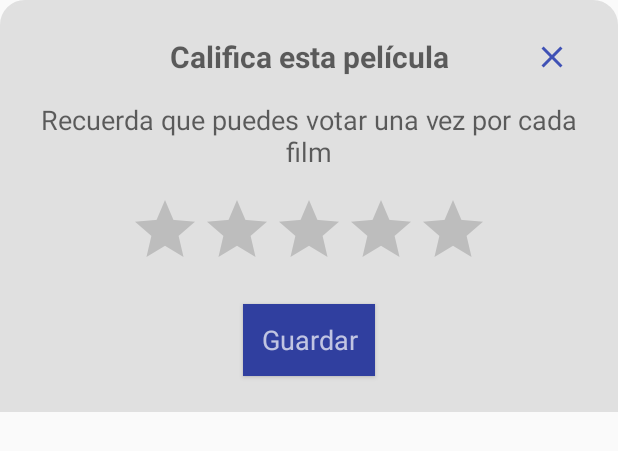
After one commit to juanpineda/myMovies, an Android app: the layout dialog_vote.xml on its own in the app's theme, with its tools: preview values and no code run, on a phone screen of 412 x 824 dp. The commit adds this screen. Shown: the top 451 px of the screen. Run offline under Robolectric (Android 15) with nearby library versions, the phone set to English and light mode, and no system bars.

Commit message:
add vote dialog

```diff
--- a/app/src/main/AndroidManifest.xml
+++ b/app/src/main/AndroidManifest.xml
@@ -16,10 +16,10 @@
         android:networkSecurityConfig="@xml/network_security_config">
         <activity
             android:name="com.juanpineda.mymovies.ui.detail.DetailActivity"
-            android:configChanges="orientation|screenSize"
+            android:screenOrientation="portrait"
             android:theme="@style/AppTheme.NoActionBar" />
         <activity android:name="com.juanpineda.mymovies.ui.main.MainActivity"
-            android:configChanges="orientation|screenSize">
+            android:screenOrientation="portrait">
             <intent-filter>
                 <action android:name="android.intent.action.MAIN" />
 
--- /dev/null
+++ b/app/src/main/res/drawable-v24/bg_bottom_dialog_cut.xml
@@ -0,0 +1,15 @@
+<?xml version="1.0" encoding="utf-8"?>
+<shape
+    xmlns:android="http://schemas.android.com/apk/res/android"
+    android:shape="rectangle">
+    <solid android:color="@color/lightBackground" />
+    <corners
+        android:topLeftRadius="16dp"
+        android:topRightRadius="16dp"/>
+    <size
+        android:width="377dp"
+        android:height="427dp"
+        android:viewportWidth="377"
+        android:viewportHeight="427"/>
+    <stroke android:color="@color/lightBackground" android:width="1dp" />
+</shape>
--- /dev/null
+++ b/app/src/main/res/drawable-v24/ic_close.xml
@@ -0,0 +1,5 @@
+<vector android:height="24dp" android:tint="@color/colorPrimary"
+    android:viewportHeight="24" android:viewportWidth="24"
+    android:width="24dp" xmlns:android="http://schemas.android.com/apk/res/android">
+    <path android:fillColor="@color/colorPrimary" android:pathData="M19,6.41L17.59,5 12,10.59 6.41,5 5,6.41 10.59,12 5,17.59 6.41,19 12,13.41 17.59,19 19,17.59 13.41,12z"/>
+</vector>
--- /dev/null
+++ b/app/src/main/res/layout/dialog_vote.xml
@@ -0,0 +1,82 @@
+<?xml version="1.0" encoding="utf-8"?>
+<androidx.constraintlayout.widget.ConstraintLayout xmlns:android="http://schemas.android.com/apk/res/android"
+    xmlns:app="http://schemas.android.com/apk/res-auto"
+    xmlns:tools="http://schemas.android.com/tools"
+    android:layout_width="match_parent"
+    android:layout_height="wrap_content"
+    android:background="@drawable/bg_bottom_dialog_cut"
+    android:paddingStart="24dp"
+    android:paddingEnd="24dp"
+    app:layout_constraintStart_toStartOf="parent"
+    app:layout_constraintTop_toTopOf="parent">
+
+    <TextView
+        android:id="@+id/textViewTitleDialog"
+        android:layout_width="0dp"
+        android:layout_height="wrap_content"
+        android:layout_marginTop="24dp"
+        android:gravity="center"
+        android:text="@string/dialog_detail_movie_vote_title"
+        android:textAppearance="@style/TextAppearance.AppCompat.Medium"
+        android:textSize="20sp"
+        android:textStyle="bold"
+        app:layout_constraintEnd_toEndOf="parent"
+        app:layout_constraintStart_toStartOf="parent"
+        app:layout_constraintTop_toTopOf="parent" />
+
+    <TextView
+        android:id="@+id/textViewMessageDialog"
+        android:layout_width="0dp"
+        android:layout_height="wrap_content"
+        android:gravity="center"
+        android:layout_marginTop="16dp"
+        android:text="@string/dialog_detail_movie_vote_subtitle"
+        android:textAppearance="@style/TextAppearance.AppCompat.Medium"
+        app:layout_constraintEnd_toEndOf="parent"
+        app:layout_constraintStart_toStartOf="parent"
+        app:layout_constraintTop_toBottomOf="@+id/textViewTitleDialog" />
+
+    <ImageView
+        android:id="@+id/textViewCloseDialog"
+        android:layout_width="wrap_content"
+        android:layout_height="wrap_content"
+        android:padding="8dp"
+        android:src="@drawable/ic_close"
+        app:layout_constraintBottom_toBottomOf="@+id/textViewTitleDialog"
+        app:layout_constraintEnd_toEndOf="parent"
+        app:layout_constraintTop_toTopOf="@+id/textViewTitleDialog"
+        tools:ignore="ContentDescription" />
+
+    <RatingBar
+        android:id="@+id/ratingBar"
+        android:layout_width="wrap_content"
+        android:layout_height="wrap_content"
+        android:layout_gravity="center"
+        android:layout_marginTop="16dp"
+        android:stepSize="0.5"
+        android:progressTint="@color/colorAccent"
+        app:layout_anchorGravity="center"
+        app:layout_constraintEnd_toEndOf="parent"
+        app:layout_constraintStart_toStartOf="parent"
+        app:layout_constraintTop_toBottomOf="@+id/textViewMessageDialog" />
+
+    <Button
+        android:id="@+id/buttonVoteDialog"
+        android:layout_width="wrap_content"
+        android:layout_height="wrap_content"
+        android:layout_marginTop="16dp"
+        android:layout_marginBottom="24dp"
+        android:background="@color/colorPrimaryDark"
+        android:drawablePadding="5dp"
+        android:gravity="center"
+        android:padding="8dp"
+        android:text="@string/dialog_detail_movie_vote_button"
+        android:textAppearance="@style/TextAppearance.AppCompat.Medium.Inverse"
+        app:layout_constraintBottom_toBottomOf="parent"
+        app:layout_constraintEnd_toEndOf="parent"
+        app:layout_constraintHorizontal_bias="0.5"
+        app:layout_constraintStart_toStartOf="parent"
+        app:layout_constraintTop_toBottomOf="@+id/ratingBar"
+        app:layout_constraintVertical_bias="1.0" />
+
+</androidx.constraintlayout.widget.ConstraintLayout>
--- a/app/src/main/res/layout/view_error.xml
+++ b/app/src/main/res/layout/view_error.xml
@@ -11,7 +11,7 @@
         android:layout_marginStart="24dp"
         android:layout_marginEnd="24dp"
         android:gravity="center"
-        android:text="@string/movies_main_error"
+        android:text="@string/error_movie_title"
         android:textAppearance="@style/TextAppearance.AppCompat.Large"
         app:drawableBottomCompat="@drawable/ic_error_48"
         app:layout_constraintBottom_toBottomOf="parent"
@@ -26,7 +26,7 @@
         android:layout_marginTop="24dp"
         android:background="@color/colorPrimaryDark"
         android:padding="8dp"
-        android:text="Reintentar"
+        android:text="@string/error_movie_vote_button"
         android:textAppearance="@style/TextAppearance.AppCompat.Medium.Inverse"
         app:layout_constraintEnd_toEndOf="parent"
         app:layout_constraintStart_toStartOf="parent"
--- a/app/src/main/res/layout/view_progress_bar.xml
+++ b/app/src/main/res/layout/view_progress_bar.xml
@@ -33,7 +33,7 @@
     <TextView
         android:layout_width="wrap_content"
         android:layout_height="wrap_content"
-        android:text="%"
+        android:text="@string/progress_bar_text"
         android:textAppearance="@style/TextAppearance.AppCompat.Caption"
         android:textSize="8sp"
         app:layout_constraintStart_toEndOf="@+id/textViewProgressValue"
--- a/app/src/main/res/values/colors.xml
+++ b/app/src/main/res/values/colors.xml
@@ -1,8 +1,8 @@
 <?xml version="1.0" encoding="utf-8"?>
 <resources>
-    <color name="colorPrimary">#008577</color>
-    <color name="colorPrimaryDark">#00574B</color>
-    <color name="colorAccent">#D81B60</color>
+    <color name="colorPrimary">#3F51B5</color>
+    <color name="colorPrimaryDark">#303F9F</color>
+    <color name="colorAccent">#FF4081</color>
 
     <color name="lightBackground">#E0E0E0</color>
     <color name="uik_yellow">#f4d03f</color>
--- a/app/src/main/res/values/strings.xml
+++ b/app/src/main/res/values/strings.xml
@@ -1,5 +1,11 @@
 <resources>
     <string name="app_name">My Movies</string>
     <string name="api_key" >8585ed85b09caf3e49c1a26d52195bd1</string>
-    <string name="movies_main_error" >Tenemos inconvenientes.\nIntenta más tarde.</string>
+    <string name="detail_movie_add_to_favorite" >Añadido a tus favoritos</string>
+    <string name="dialog_detail_movie_vote_title" >Califica esta película</string>
+    <string name="dialog_detail_movie_vote_subtitle" >Recuerda que puedes votar una vez por cada film</string>
+    <string name="dialog_detail_movie_vote_button" >Guardar</string>
+    <string name="error_movie_title" >Tenemos inconvenientes.\nIntenta más tarde.</string>
+    <string name="error_movie_vote_button" >Reintentar</string>
+    <string name="progress_bar_text" >%</string>
 </resources>
--- a/data/src/main/java/com/juanpineda/data/source/RemoteDataSource.kt
+++ b/data/src/main/java/com/juanpineda/data/source/RemoteDataSource.kt
@@ -6,5 +6,5 @@ import com.juanpineda.domain.MovieImage
 
 interface RemoteDataSource {
     suspend fun getPopularMovies(apiKey: String, region: String): ResultHandler<List<Movie>>
-    suspend fun getMovieImages(apiKey: String, movieId:Int): List<MovieImage>
+    suspend fun getMovieImages(apiKey: String, movieId: Int): ResultHandler<List<MovieImage>>
 }
--- a/usecases/src/main/java/com/juanpineda/usecases/RateMovie.kt
+++ b/usecases/src/main/java/com/juanpineda/usecases/RateMovie.kt
@@ -4,5 +4,6 @@ import com.juanpineda.data.repository.MoviesRepository
 import com.juanpineda.domain.Movie
 
 class RateMovie(private val moviesRepository: MoviesRepository) {
-    suspend fun invoke(movie: Movie) = moviesRepository.update(movie)
+    suspend fun invoke(movieId: Int, vote: Float): Movie =
+        moviesRepository.rateMovie(movieId, vote)
 }
--- a/usecases/src/main/java/com/juanpineda/usecases/ToggleMovieFavorite.kt
+++ b/usecases/src/main/java/com/juanpineda/usecases/ToggleMovieFavorite.kt
@@ -4,7 +4,5 @@ import com.juanpineda.data.repository.MoviesRepository
 import com.juanpineda.domain.Movie
 
 class ToggleMovieFavorite(private val moviesRepository: MoviesRepository) {
-    suspend fun invoke(movie: Movie): Movie = with(movie) {
-        copy(favorite = !favorite).also { moviesRepository.update(it) }
-    }
+    suspend fun invoke(id: Int): Movie = moviesRepository.toggleMovieFavorite(id)
 }
```
Also changed, not shown: app/src/main/java/com/juanpineda/mymovies/data/server/TheMovieDbDataSource.kt (+4 -7 lines), app/src/main/java/com/juanpineda/mymovies/ui/common/Extensions.kt (+7 -0 lines), app/src/main/java/com/juanpineda/mymovies/ui/detail/DetailActivity.kt (+67 -19 lines), app/src/main/java/com/juanpineda/mymovies/ui/detail/DetailViewModel.kt (+16 -11 lines), app/src/main/java/com/juanpineda/mymovies/ui/detail/VoteDialogFragment.kt (added, +91 -0 lines), app/src/main/res/layout/view_movie.xml (+19 -10 lines), app/src/main/res/values/styles.xml (+7 -0 lines), data/src/main/java/com/juanpineda/data/repository/MoviesRepository.kt (+16 -6 lines).
